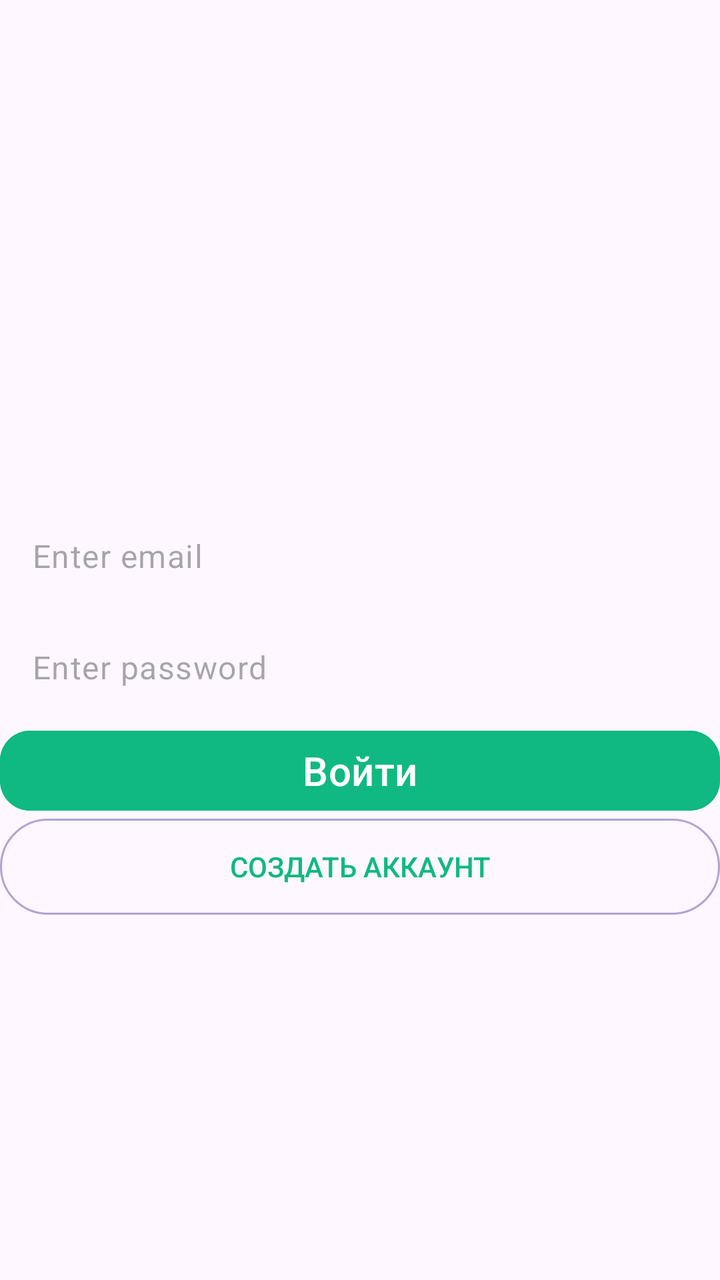
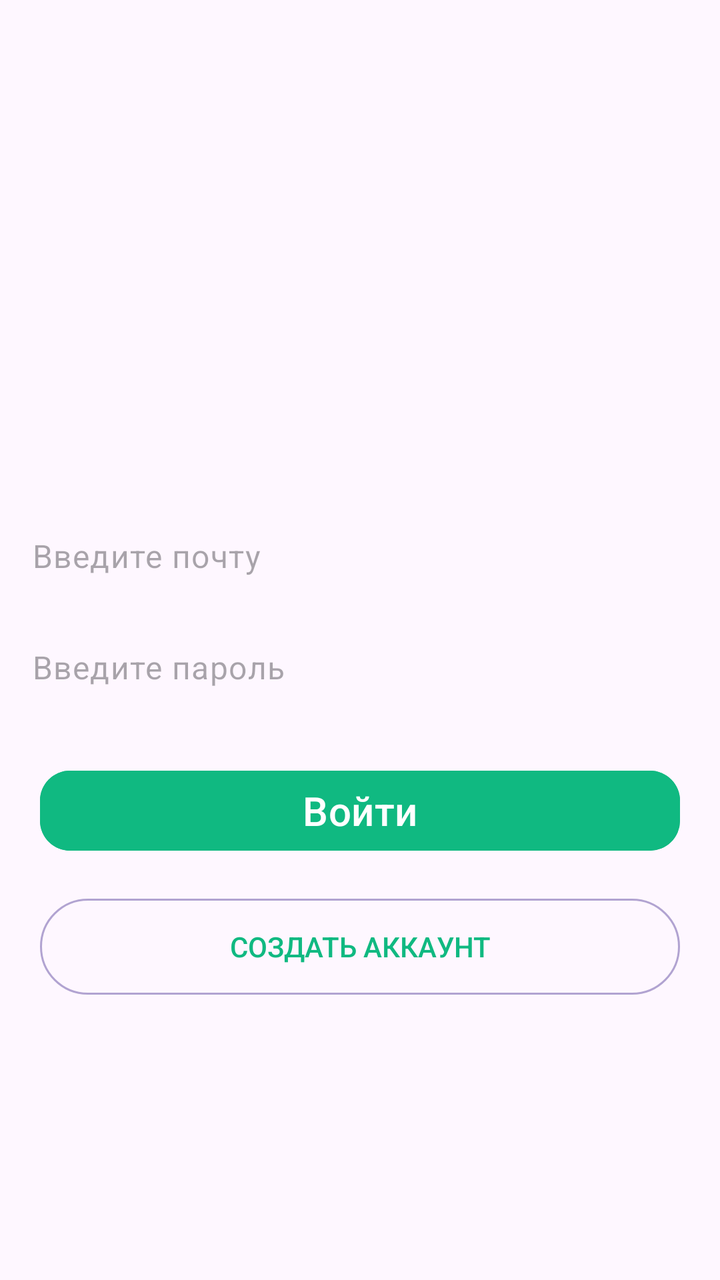

The first picture is an Android layout as it rendered before a commit; the second is the same layout after the commit. The layout source and the unified diff follow.
<!-- AndroidManifest.xml: application theme Theme.Conference -->
<!-- res/layout/activity_auth.xml -->
<?xml version="1.0" encoding="utf-8"?>
<androidx.constraintlayout.widget.ConstraintLayout xmlns:android="http://schemas.android.com/apk/res/android"
    xmlns:app="http://schemas.android.com/apk/res-auto"
    xmlns:tools="http://schemas.android.com/tools"

    android:layout_width="match_parent"
    android:layout_height="match_parent"
    tools:context=".AuthActivity">

    <EditText
        android:layout_marginTop="250dp"
        android:layout_width="match_parent"
        android:layout_height="wrap_content"
        android:hint="Enter email"
        android:id="@+id/email"
       app:layout_constraintTop_toTopOf="parent"
        android:inputType="textEmailAddress"
        style="@style/Widget.Material3.TextInputEditText.OutlinedBox"
        />
    <EditText
        app:layout_constraintTop_toBottomOf="@id/email"
        android:layout_width="match_parent"
        android:layout_height="wrap_content"
        android:id="@+id/password"
        android:hint="Enter password"
        style="@style/Widget.Material3.TextInputEditText.OutlinedBox"
        android:inputType="textPassword"
        />
    <Button
        android:id="@+id/sign_button"
        app:layout_constraintTop_toBottomOf="@id/password"
        android:layout_width="match_parent"
        android:layout_height="wrap_content"
        android:text="Войти"
        style="@style/EmeraldButton"

        />
    <Button
        android:id="@+id/register_button"
        app:layout_constraintTop_toBottomOf="@id/sign_button"
        android:layout_width="match_parent"
        android:layout_height="wrap_content"
        android:text="Создать аккаунт"
        style="@style/Widget.Button.Green"

        />

</androidx.constraintlayout.widget.ConstraintLayout>
<!-- resources referenced by this layout -->
<resources>
  <style name="EmeraldButton">
              <item name="android:layout_width">match_parent</item>
              <item name="android:layout_height">60dp</item>
  
              <item name="android:backgroundTint">@color/emerald500</item>
              <item name="android:textSize">20sp</item>
              <item name="cornerRadius">15dp</item>
          </style>
  <style name="Widget.Button.Green" parent="Widget.AppCompat.Button">
          <item name="android:background">@drawable/icon_form_circle</item>
          <item name="android:backgroundTint">#00000000</item>
  
          <item name="android:textColor">@color/emerald500</item>
      </style>
  <style name="Theme.Conference" parent="Base.Theme.Conference" />
  <color name="emerald500">#10b981</color>
  <!-- drawable icon_form_circle (drawable) -->
  <?xml version="1.0" encoding="utf-8"?>
  <shape xmlns:android="http://schemas.android.com/apk/res/android">
      <solid android:color="@android:color/transparent" />
  
      <stroke
          android:width="1dp"
          android:color="#80FFFFFF" />
  
      <corners android:radius="360dp" />
  </shape>
  <style name="Base.Theme.Conference" parent="Theme.Material3.DayNight.NoActionBar">
          
          
      </style>
</resources>

<!-- the commit's change to res/layout/activity_auth.xml (unified diff, before → after) -->
@@ -11,7 +11,7 @@
         android:layout_marginTop="250dp"
         android:layout_width="match_parent"
         android:layout_height="wrap_content"
-        android:hint="Enter email"
+        android:hint="Введите почту"
         android:id="@+id/email"
        app:layout_constraintTop_toTopOf="parent"
         android:inputType="textEmailAddress"
@@ -22,7 +22,7 @@
         android:layout_width="match_parent"
         android:layout_height="wrap_content"
         android:id="@+id/password"
-        android:hint="Enter password"
+        android:hint="Введите пароль"
         style="@style/Widget.Material3.TextInputEditText.OutlinedBox"
         android:inputType="textPassword"
         />
@@ -31,12 +31,17 @@
         app:layout_constraintTop_toBottomOf="@id/password"
         android:layout_width="match_parent"
         android:layout_height="wrap_content"
+        android:layout_marginVertical="20dp"
+        android:layout_marginHorizontal="20dp"
         android:text="Войти"
+        android:layout_marginBottom="20dp"
         style="@style/EmeraldButton"
 
         />
     <Button
         android:id="@+id/register_button"
+        android:layout_marginVertical="20dp"
+        android:layout_marginHorizontal="20dp"
         app:layout_constraintTop_toBottomOf="@id/sign_button"
         android:layout_width="match_parent"
         android:layout_height="wrap_content"
<!-- resource entries referenced after the edit -->
@@ -29,7 +29,7 @@
   </shape>
   <style name="Base.Theme.Conference" parent="Theme.Material3.DayNight.NoActionBar">
           
-          
+  
       </style>
 </resources>
 
